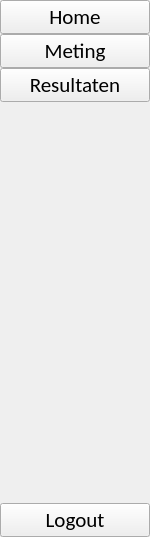
Before: the Qt Designer form layout/menu.ui in Baeshee/IPMEDTH-Frontend, drawn with Qt 5.
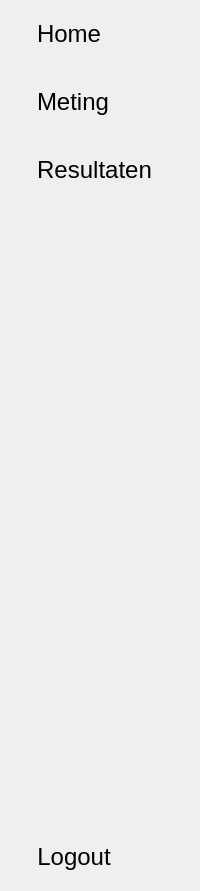
After: the same form once the commit is applied. Icons and pictures are not drawn.

```diff
--- a/layout/menu.ui
+++ b/layout/menu.ui
@@ -6,8 +6,8 @@
    <rect>
     <x>0</x>
     <y>0</y>
-    <width>150</width>
-    <height>537</height>
+    <width>200</width>
+    <height>891</height>
    </rect>
   </property>
   <property name="maximumSize">
@@ -66,67 +66,252 @@
        <number>0</number>
       </property>
       <item>
-       <widget class="QPushButton" name="homeBtn">
-        <property name="font">
-         <font>
-          <family>Calibri</family>
-          <pointsize>16</pointsize>
-         </font>
+       <widget class="QWidget" name="homeBtn" native="true">
+        <property name="maximumSize">
+         <size>
+          <width>1000</width>
+          <height>1000</height>
+         </size>
         </property>
-        <property name="cursor">
-         <cursorShape>PointingHandCursor</cursorShape>
-        </property>
-        <property name="text">
-         <string>Home</string>
-        </property>
+        <layout class="QHBoxLayout" name="buttonLayout_3">
+         <property name="spacing">
+          <number>10</number>
+         </property>
+         <property name="leftMargin">
+          <number>20</number>
+         </property>
+         <property name="topMargin">
+          <number>20</number>
+         </property>
+         <property name="rightMargin">
+          <number>10</number>
+         </property>
+         <property name="bottomMargin">
+          <number>20</number>
+         </property>
+         <item>
+          <widget class="QLabel" name="homeIcon">
+           <property name="sizePolicy">
+            <sizepolicy hsizetype="Fixed" vsizetype="Fixed">
+             <horstretch>0</horstretch>
+             <verstretch>0</verstretch>
+            </sizepolicy>
+           </property>
+           <property name="maximumSize">
+            <size>
+             <width>50</width>
+             <height>50</height>
+            </size>
+           </property>
+           <property name="text">
+            <string/>
+           </property>
+           <property name="scaledContents">
+            <bool>false</bool>
+           </property>
+          </widget>
+         </item>
+         <item>
+          <widget class="QLabel" name="homeLabel">
+           <property name="sizePolicy">
+            <sizepolicy hsizetype="Fixed" vsizetype="Preferred">
+             <horstretch>0</horstretch>
+             <verstretch>0</verstretch>
+            </sizepolicy>
+           </property>
+           <property name="font">
+            <font>
+             <pointsize>18</pointsize>
+            </font>
+           </property>
+           <property name="text">
+            <string>Home</string>
+           </property>
+           <property name="alignment">
+            <set>Qt::AlignCenter</set>
+           </property>
+          </widget>
+         </item>
+         <item>
+          <spacer name="horizontalSpacer">
+           <property name="orientation">
+            <enum>Qt::Horizontal</enum>
+           </property>
+           <property name="sizeHint" stdset="0">
+            <size>
+             <width>40</width>
+             <height>20</height>
+            </size>
+           </property>
+          </spacer>
+         </item>
+        </layout>
        </widget>
       </item>
       <item>
-       <widget class="QPushButton" name="metingBtn">
-        <property name="sizePolicy">
-         <sizepolicy hsizetype="Minimum" vsizetype="Fixed">
-          <horstretch>0</horstretch>
-          <verstretch>0</verstretch>
-         </sizepolicy>
-        </property>
-        <property name="font">
-         <font>
-          <family>Calibri</family>
-          <pointsize>16</pointsize>
-         </font>
-        </property>
-        <property name="cursor">
-         <cursorShape>PointingHandCursor</cursorShape>
-        </property>
-        <property name="text">
-         <string>Meting</string>
-        </property>
-        <property name="icon">
-         <iconset>
-          <normaloff>../../../Downloads/black-24dp/2x/baseline_videocam_black_24dp.png</normaloff>../../../Downloads/black-24dp/2x/baseline_videocam_black_24dp.png</iconset>
-        </property>
-        <property name="iconSize">
+       <widget class="QWidget" name="metingBtn" native="true">
+        <property name="maximumSize">
          <size>
-          <width>25</width>
-          <height>25</height>
+          <width>1000</width>
+          <height>1000</height>
          </size>
         </property>
+        <layout class="QHBoxLayout" name="buttonLayout_4">
+         <property name="spacing">
+          <number>10</number>
+         </property>
+         <property name="leftMargin">
+          <number>20</number>
+         </property>
+         <property name="topMargin">
+          <number>20</number>
+         </property>
+         <property name="rightMargin">
+          <number>10</number>
+         </property>
+         <property name="bottomMargin">
+          <number>20</number>
+         </property>
+         <item>
+          <widget class="QLabel" name="metingIcon">
+           <property name="sizePolicy">
+            <sizepolicy hsizetype="Fixed" vsizetype="Fixed">
+             <horstretch>0</horstretch>
+             <verstretch>0</verstretch>
+            </sizepolicy>
+           </property>
+           <property name="maximumSize">
+            <size>
+             <width>50</width>
+             <height>50</height>
+            </size>
+           </property>
+           <property name="text">
+            <string/>
+           </property>
+           <property name="scaledContents">
+            <bool>false</bool>
+           </property>
+          </widget>
+         </item>
+         <item>
+          <widget class="QLabel" name="metingMenuLabel">
+           <property name="sizePolicy">
+            <sizepolicy hsizetype="Fixed" vsizetype="Preferred">
+             <horstretch>0</horstretch>
+             <verstretch>0</verstretch>
+            </sizepolicy>
+           </property>
+           <property name="font">
+            <font>
+             <pointsize>18</pointsize>
+            </font>
+           </property>
+           <property name="text">
+            <string>Meting</string>
+           </property>
+           <property name="alignment">
+            <set>Qt::AlignCenter</set>
+           </property>
+          </widget>
+         </item>
+         <item>
+          <spacer name="horizontalSpacer_2">
+           <property name="orientation">
+            <enum>Qt::Horizontal</enum>
+           </property>
+           <property name="sizeHint" stdset="0">
+            <size>
+             <width>40</width>
+             <height>20</height>
+            </size>
+           </property>
+          </spacer>
+         </item>
+        </layout>
        </widget>
       </item>
       <item>
-       <widget class="QPushButton" name="resultatenBtn">
-        <property name="font">
-         <font>
-          <family>Calibri</family>
-          <pointsize>16</pointsize>
-         </font>
+       <widget class="QWidget" name="resultatenBtn" native="true">
+        <property name="maximumSize">
+         <size>
+          <width>1000</width>
+          <height>1000</height>
+         </size>
         </property>
-        <property name="cursor">
-         <cursorShape>PointingHandCursor</cursorShape>
-        </property>
-        <property name="text">
-         <string>Resultaten</string>
-        </property>
+        <layout class="QHBoxLayout" name="buttonLayout">
+         <property name="spacing">
+          <number>10</number>
+         </property>
+         <property name="leftMargin">
+          <number>20</number>
+         </property>
+         <property name="topMargin">
+          <number>20</number>
+         </property>
+         <property name="rightMargin">
+          <number>10</number>
+         </property>
+         <property name="bottomMargin">
+          <number>20</number>
+         </property>
+         <item>
+          <widget class="QLabel" name="resultatenIcon">
+           <property name="sizePolicy">
+            <sizepolicy hsizetype="Fixed" vsizetype="Fixed">
+             <horstretch>0</horstretch>
+             <verstretch>0</verstretch>
+            </sizepolicy>
+           </property>
+           <property name="maximumSize">
+            <size>
+             <width>50</width>
+             <height>50</height>
+            </size>
+           </property>
+           <property name="text">
+            <string/>
+           </property>
+           <property name="scaledContents">
+            <bool>false</bool>
+           </property>
+          </widget>
+         </item>
+         <item>
+          <widget class="QLabel" name="resultatenLabel">
+           <property name="sizePolicy">
+            <sizepolicy hsizetype="Fixed" vsizetype="Preferred">
+             <horstretch>0</horstretch>
+             <verstretch>0</verstretch>
+            </sizepolicy>
+           </property>
+           <property name="font">
+            <font>
+             <pointsize>18</pointsize>
+            </font>
+           </property>
+           <property name="text">
+            <string>Resultaten</string>
+           </property>
+           <property name="alignment">
+            <set>Qt::AlignCenter</set>
+           </property>
+          </widget>
+         </item>
+         <item>
+          <spacer name="horizontalSpacer_3">
+           <property name="orientation">
+            <enum>Qt::Horizontal</enum>
+           </property>
+           <property name="sizeHint" stdset="0">
+            <size>
+             <width>40</width>
+             <height>20</height>
+            </size>
+           </property>
+          </spacer>
+         </item>
+        </layout>
        </widget>
       </item>
       <item>
@@ -143,19 +328,86 @@
        </spacer>
       </item>
       <item>
-       <widget class="QPushButton" name="logoutBtn">
-        <property name="font">
-         <font>
-          <family>Calibri</family>
-          <pointsize>16</pointsize>
-         </font>
+       <widget class="QWidget" name="logoutBtn" native="true">
+        <property name="maximumSize">
+         <size>
+          <width>1000</width>
+          <height>1000</height>
+         </size>
         </property>
-        <property name="cursor">
-         <cursorShape>PointingHandCursor</cursorShape>
-        </property>
-        <property name="text">
-         <string>Logout</string>
-        </property>
+        <layout class="QHBoxLayout" name="buttonLayout_2">
+         <property name="spacing">
+          <number>10</number>
+         </property>
+         <property name="leftMargin">
+          <number>20</number>
+         </property>
+         <property name="topMargin">
+          <number>20</number>
+         </property>
+         <property name="rightMargin">
+          <number>10</number>
+         </property>
+         <property name="bottomMargin">
+          <number>20</number>
+         </property>
+         <item>
+          <widget class="QLabel" name="logoutIcon">
+           <property name="sizePolicy">
+            <sizepolicy hsizetype="Fixed" vsizetype="Fixed">
+             <horstretch>0</horstretch>
+             <verstretch>0</verstretch>
+            </sizepolicy>
+           </property>
+           <property name="maximumSize">
+            <size>
+             <width>50</width>
+             <height>50</height>
+            </size>
+           </property>
+           <property name="text">
+            <string/>
+           </property>
+           <property name="scaledContents">
+            <bool>false</bool>
+           </property>
+          </widget>
+         </item>
+         <item>
+          <widget class="QLabel" name="logoutLabel">
+           <property name="sizePolicy">
+            <sizepolicy hsizetype="Fixed" vsizetype="Preferred">
+             <horstretch>0</horstretch>
+             <verstretch>0</verstretch>
+            </sizepolicy>
+           </property>
+           <property name="font">
+            <font>
+             <pointsize>18</pointsize>
+            </font>
+           </property>
+           <property name="text">
+            <string>Logout</string>
+           </property>
+           <property name="alignment">
+            <set>Qt::AlignCenter</set>
+           </property>
+          </widget>
+         </item>
+         <item>
+          <spacer name="horizontalSpacer_4">
+           <property name="orientation">
+            <enum>Qt::Horizontal</enum>
+           </property>
+           <property name="sizeHint" stdset="0">
+            <size>
+             <width>40</width>
+             <height>20</height>
+            </size>
+           </property>
+          </spacer>
+         </item>
+        </layout>
        </widget>
       </item>
      </layout>
```
